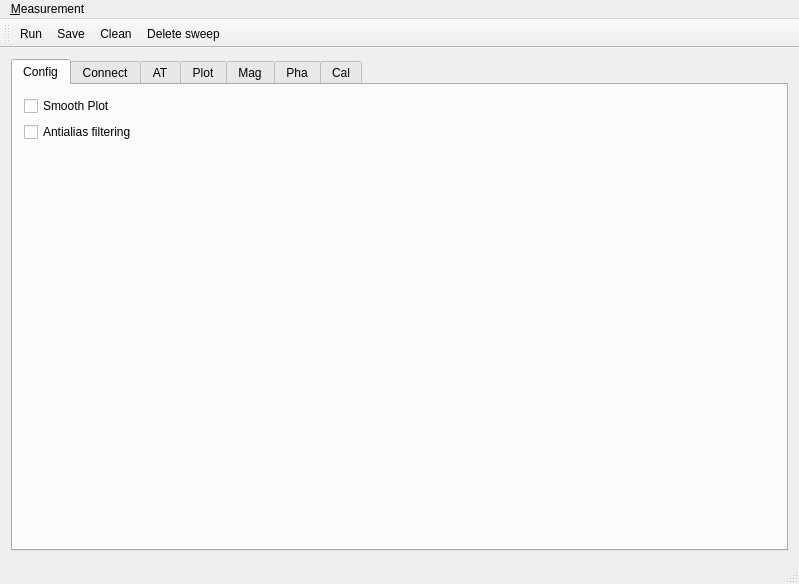
First picture: the form in nanosense2/nanosense2/mainwindow.ui, repository saul-rodriguez/Qt, before the edit.
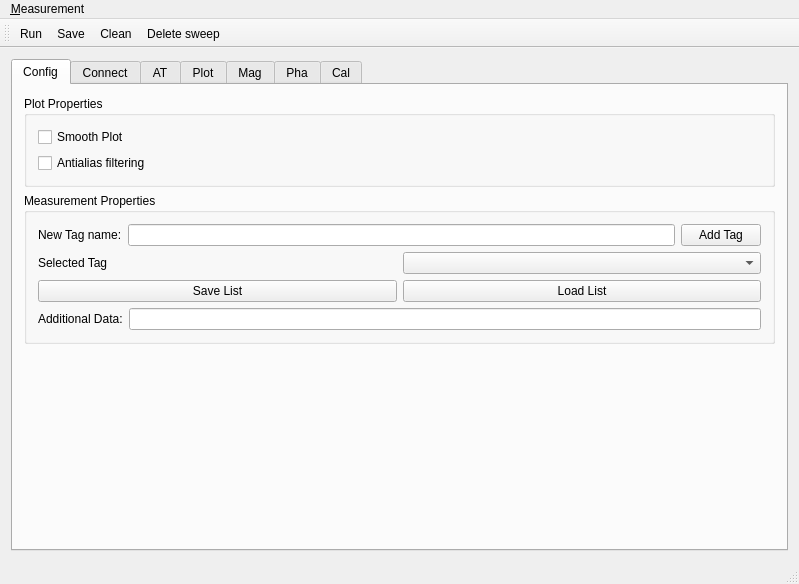
Second picture: the form after the edit. The open tabs and pages were chosen to show the change. Icons and pictures are not drawn.

Commit message: added tag names and additional data field

Diff of the .ui file:
```diff
--- a/nanosense2/nanosense2/mainwindow.ui
+++ b/nanosense2/nanosense2/mainwindow.ui
@@ -30,17 +30,102 @@
           <item row="0" column="0">
            <layout class="QVBoxLayout" name="verticalLayout_4">
             <item>
-             <widget class="QCheckBox" name="checkBoxConfigSmoothPlot">
-              <property name="text">
-               <string>Smooth Plot</string>
+             <widget class="QGroupBox" name="groupBox">
+              <property name="title">
+               <string>Plot Properties</string>
               </property>
+              <layout class="QGridLayout" name="gridLayout_9">
+               <item row="0" column="0">
+                <widget class="QCheckBox" name="checkBoxConfigSmoothPlot">
+                 <property name="text">
+                  <string>Smooth Plot</string>
+                 </property>
+                </widget>
+               </item>
+               <item row="1" column="0">
+                <widget class="QCheckBox" name="checkBoxConfigAntialias">
+                 <property name="text">
+                  <string>Antialias filtering</string>
+                 </property>
+                </widget>
+               </item>
+              </layout>
              </widget>
             </item>
             <item>
-             <widget class="QCheckBox" name="checkBoxConfigAntialias">
-              <property name="text">
-               <string>Antialias filtering</string>
+             <widget class="QGroupBox" name="groupBox_2">
+              <property name="title">
+               <string>Measurement Properties</string>
               </property>
+              <layout class="QGridLayout" name="gridLayout_10">
+               <item row="0" column="0">
+                <layout class="QHBoxLayout" name="horizontalLayout_6">
+                 <item>
+                  <widget class="QLabel" name="label_7">
+                   <property name="text">
+                    <string>New Tag name:</string>
+                   </property>
+                  </widget>
+                 </item>
+                 <item>
+                  <widget class="QLineEdit" name="lineEditTagName"/>
+                 </item>
+                 <item>
+                  <widget class="QPushButton" name="pushButtonAddTag">
+                   <property name="text">
+                    <string>Add Tag</string>
+                   </property>
+                  </widget>
+                 </item>
+                </layout>
+               </item>
+               <item row="1" column="0">
+                <layout class="QHBoxLayout" name="horizontalLayout_8">
+                 <item>
+                  <widget class="QLabel" name="label_8">
+                   <property name="text">
+                    <string>Selected Tag</string>
+                   </property>
+                  </widget>
+                 </item>
+                 <item>
+                  <widget class="QComboBox" name="comboBoxTagSelect"/>
+                 </item>
+                </layout>
+               </item>
+               <item row="2" column="0">
+                <layout class="QHBoxLayout" name="horizontalLayout_7">
+                 <item>
+                  <widget class="QPushButton" name="pushButtonSaveTag">
+                   <property name="text">
+                    <string>Save List</string>
+                   </property>
+                  </widget>
+                 </item>
+                 <item>
+                  <widget class="QPushButton" name="pushButtonLoadTag">
+                   <property name="text">
+                    <string>Load List</string>
+                   </property>
+                  </widget>
+                 </item>
+                </layout>
+               </item>
+               <item row="3" column="0">
+                <layout class="QHBoxLayout" name="horizontalLayout_10">
+                 <item>
+                  <widget class="QLabel" name="label_9">
+                   <property name="text">
+                    <string>Additional Data:</string>
+                   </property>
+                  </widget>
+                 </item>
+                 <item>
+                  <widget class="QLineEdit" name="lineEditAdditionalData"/>
+                 </item>
+                </layout>
+               </item>
+              </layout>
              </widget>
             </item>
             <item>
```
Left out of the diff: 2 changed lines with no effect on the pictures. The commit also changes 9 other files.
